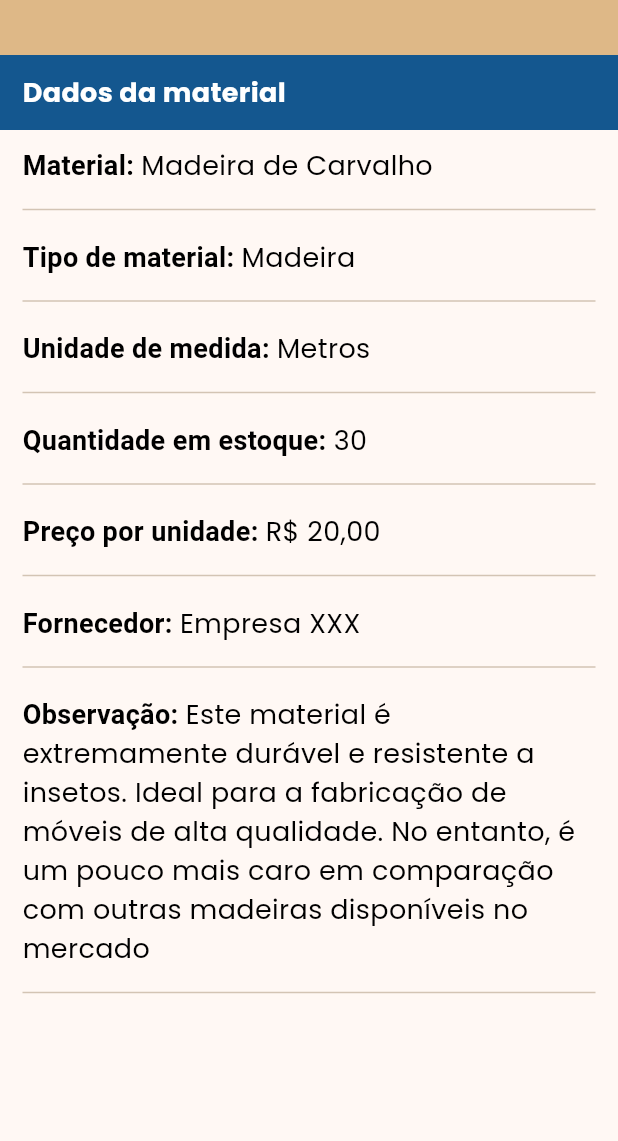
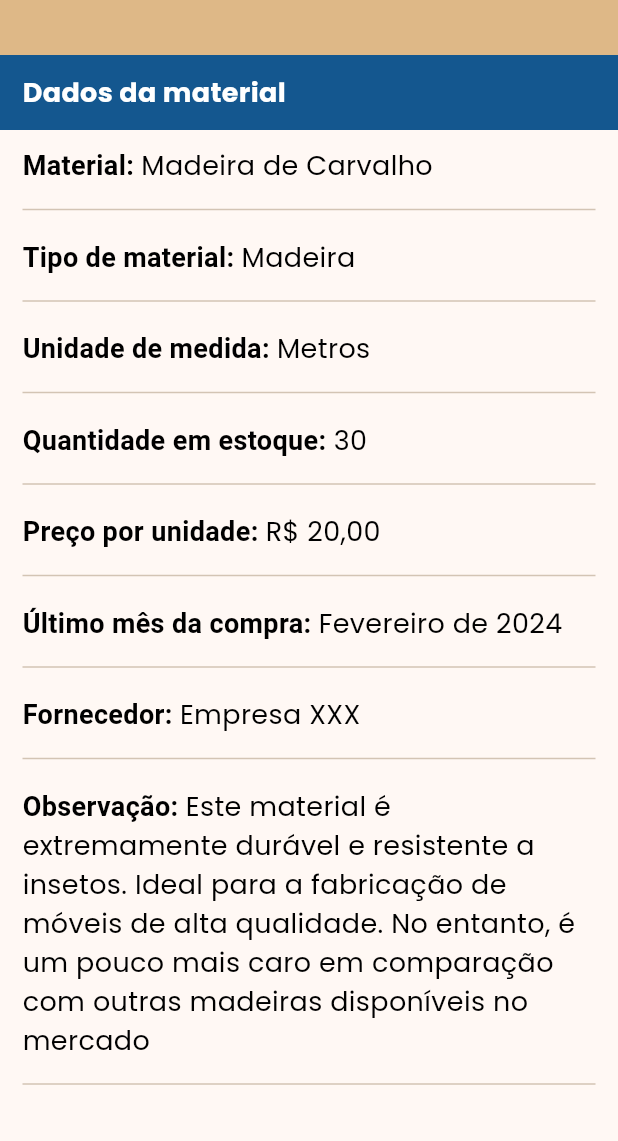
Before and after one commit to Jo-Analyst/js-budget, a Flutter app: the FurnitureMaterialsList screen opened by its route, after a tap on "Madeira de Carvalho", on a phone screen of 412 x 824 dp, the part 95-1236 px from its top. Run offline on Flutter 3.47's test engine with Material 3 defaults, Android fonts, the light colour scheme and no system bars; our stand-ins replace animated_text_kit, flutter_masked_text2, font_awesome_flutter, mask_text_input_formatter, month_picker_dialog, sqflite; missing offline and left inert: validatorless; accounts and stored records are empty.

Commit message:
montando o showMonthPicker

```diff
--- a/lib/src/pages/material/furniture_materials_list_page.dart
+++ b/lib/src/pages/material/furniture_materials_list_page.dart
@@ -18,7 +18,7 @@ class _FurnitureMaterialsListState extends State<FurnitureMaterialsList> {
       unit: 'Metros',
       price: 20.0,
       quantity: 30,
-      monthOfLastPurchase: 'Março de 2024',
+      monthOfLastPurchase: 'Fevereiro de 2024',
       observation:
           'Este material é extremamente durável e resistente a insetos. Ideal para a fabricação de móveis de alta qualidade. No entanto, é um pouco mais caro em comparação com outras madeiras disponíveis no mercado',
       supplier: 'Empresa XXX',
--- a/lib/src/pages/material/material_detail/material_details_page.dart
+++ b/lib/src/pages/material/material_detail/material_details_page.dart
@@ -71,6 +71,12 @@ class MaterialDetailsPage extends StatelessWidget {
                   text: UtilsService.moneyToCurrency(material.price),
                 ),
                 InfoWidget(
+                  title: 'Último mês da compra',
+                  text: material.monthOfLastPurchase ?? '',
+                  isNull: material.monthOfLastPurchase == null,
+                  isEmpty: material.monthOfLastPurchase?.isEmpty ?? false,
+                ),
+                InfoWidget(
                   title: 'Fornecedor',
                   text: material.supplier ?? '',
                   isNull: material.supplier == null,
--- a/pubspec.yaml
+++ b/pubspec.yaml
@@ -38,7 +38,7 @@ dependencies:
   sqflite: ^2.3.2
   path: ^1.8.3
   json_annotation: ^4.8.1
-  intl: ^0.19.0
+  intl: ^0.18.1
   font_awesome_flutter: ^10.7.0
   auto_size_text: ^3.0.0
   animated_text_kit: ^4.2.2
@@ -47,6 +47,7 @@ dependencies:
   mask_text_input_formatter: ^2.9.0
   flutter_masked_text2: ^0.9.1
   validatorless: ^1.2.3
+  month_picker_dialog: ^2.11.0
 
 dev_dependencies:
   flutter_test:
```
Also changed, not shown: lib/src/pages/material/material_form_page.dart (+24 -5 lines), pubspec.lock.
